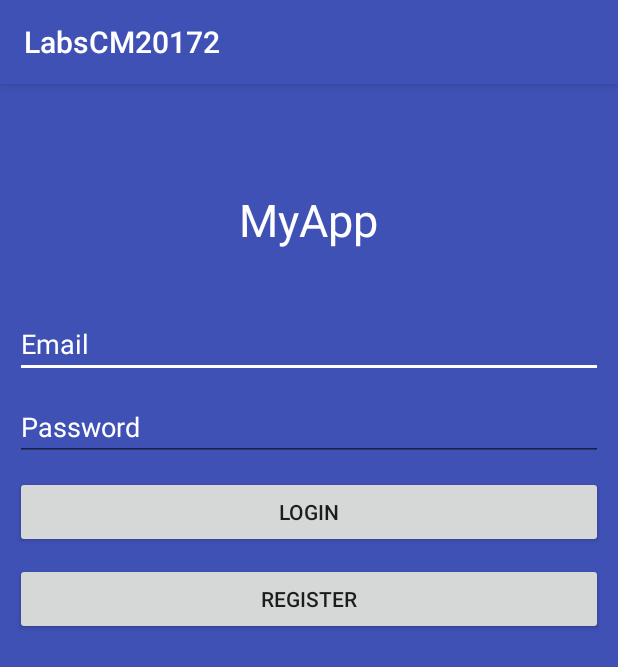
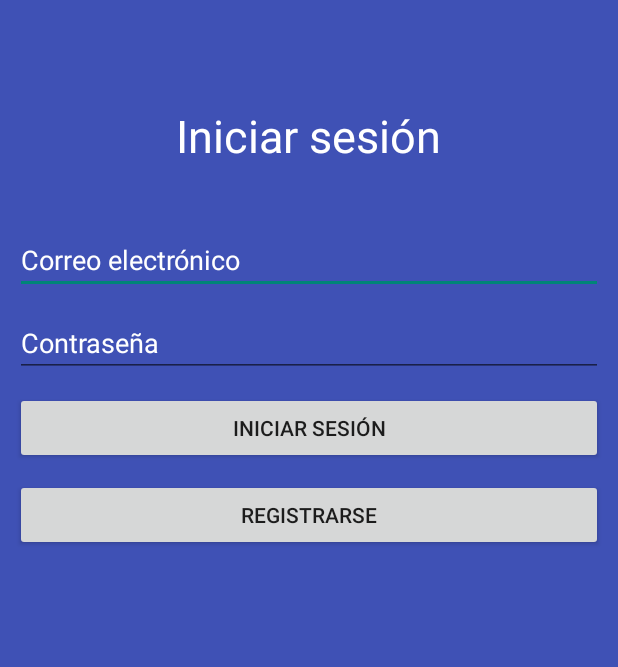
Before and after one commit to SebasRiosR/LabsCM20172, an Android app: the LoginActivity screen opened directly, with no data from a screen before it, on a phone screen of 412 x 824 dp. Shown: the top 667 px of the screen. Run offline under Robolectric (Android 15) with nearby library versions, the phone set to English and light mode, and no system bars; 1 statement that could not run was skipped.

Commit message:
Cambios de text a string, eliminación de Action Bar en algunas activities

```diff
--- a/app/src/main/AndroidManifest.xml
+++ b/app/src/main/AndroidManifest.xml
@@ -19,8 +19,10 @@
                 <category android:name="android.intent.category.LAUNCHER" />
             </intent-filter>
         </activity>
-        <activity android:name=".RegisterActivity" />
-        <activity android:name=".LoginActivity" />
+        <activity android:name=".RegisterActivity"
+            android:theme="@style/Theme.AppCompat.Light.NoActionBar"/>
+        <activity android:name=".LoginActivity"
+            android:theme="@style/Theme.AppCompat.Light.NoActionBar"/>
         <activity android:name=".MainActivity"
             android:label="@string/title_activity_main2"
             android:theme="@style/AppTheme.NoActionBar" />
--- a/app/src/main/res/layout/activity_login.xml
+++ b/app/src/main/res/layout/activity_login.xml
@@ -14,7 +14,7 @@
         android:layout_gravity="center_horizontal"
         android:layout_marginTop="50dp"
         android:padding="20dp"
-        android:text="MyApp"
+        android:text="@string/iniciarS"
         android:textColor="@color/white"
         android:textSize="30sp" />
 
@@ -23,7 +23,7 @@
         android:layout_height="wrap_content"
         android:inputType="textEmailAddress"
         android:id="@+id/etEmail"
-        android:hint="Email"
+        android:hint="@string/mail"
         android:textColorHint="@color/white"
         android:layout_marginTop="20dp"
         android:layout_marginBottom="10dp"
@@ -36,7 +36,7 @@
         android:layout_width="match_parent"
         android:layout_height="wrap_content"
         android:inputType="textPassword"
-        android:hint="Password"
+        android:hint="@string/pass"
         android:textColorHint="@color/white"
         android:layout_marginBottom="10dp"
         android:layout_marginRight="10dp"
@@ -49,7 +49,7 @@
         android:id="@+id/btnLogin"
         android:layout_width="match_parent"
         android:layout_height="wrap_content"
-        android:text="Login"
+        android:text="@string/login"
         android:layout_marginBottom="10dp"
         android:layout_marginRight="10dp"
         android:layout_marginLeft="10dp"
@@ -59,11 +59,9 @@
         android:id="@+id/btnReg"
         android:layout_width="match_parent"
         android:layout_height="wrap_content"
-        android:text="Register"
+        android:text="@string/signup"
         android:layout_marginBottom="10dp"
         android:layout_marginRight="10dp"
         android:layout_marginLeft="10dp"
         android:onClick="register"/>
-
-
 </LinearLayout>
--- a/app/src/main/res/values/strings.xml
+++ b/app/src/main/res/values/strings.xml
@@ -1,10 +1,10 @@
 <resources>
     <string name="app_name">LabsCM20172</string>
     <string name="title_activity_main">MainActivity</string>
-    <string name="titulo">Iniciar sesión</string>
-    <string name="pass">Contraseña:</string>
-    <string name="mail">Correo:</string>
-    <string name="login">Log-in</string>
+    <string name="iniciarS">Iniciar sesión</string>
+    <string name="pass">Contraseña</string>
+    <string name="mail">Correo electrónico</string>
+    <string name="login">Iniciar sesión</string>
     <string name="signup">Registrarse</string>
     <string name="nameApp">Appartamento</string>
     <string name="title_activity_main2">Main2Activity</string>
--- /dev/null
+++ b/settings.gradle
@@ -0,0 +1 @@
+include ':app'
```
Also changed, not shown: build.gradle (added, +23 -0 lines), gradle.properties (added, +17 -0 lines), gradle/wrapper/gradle-wrapper.properties (added), 3 other files.
